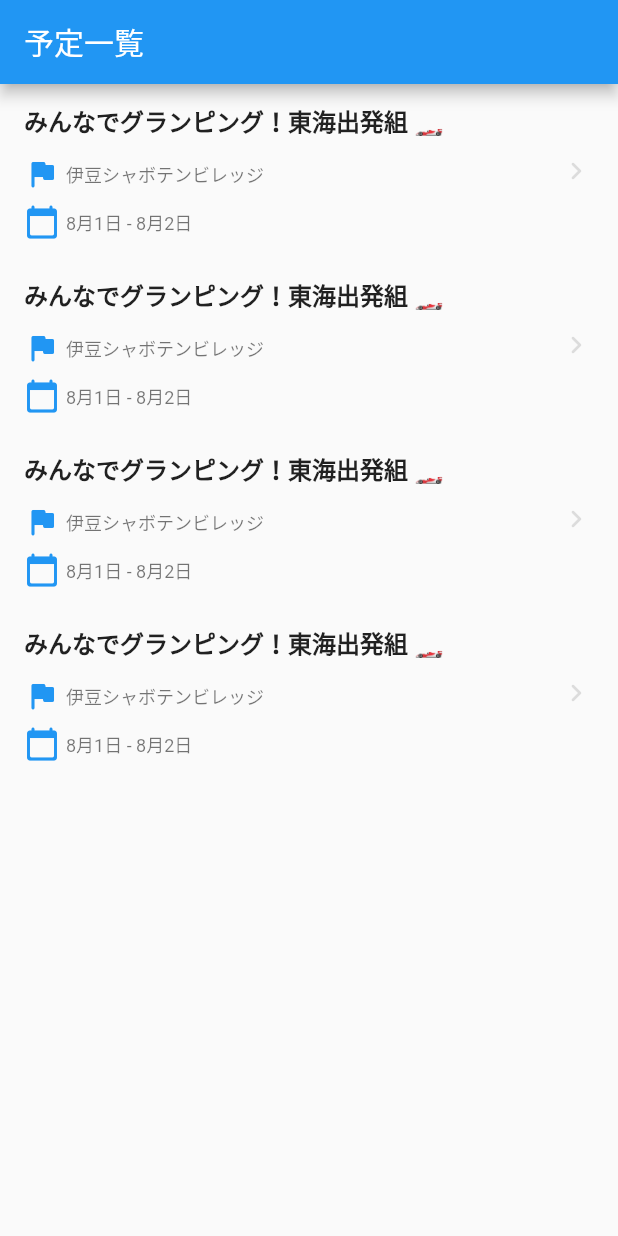
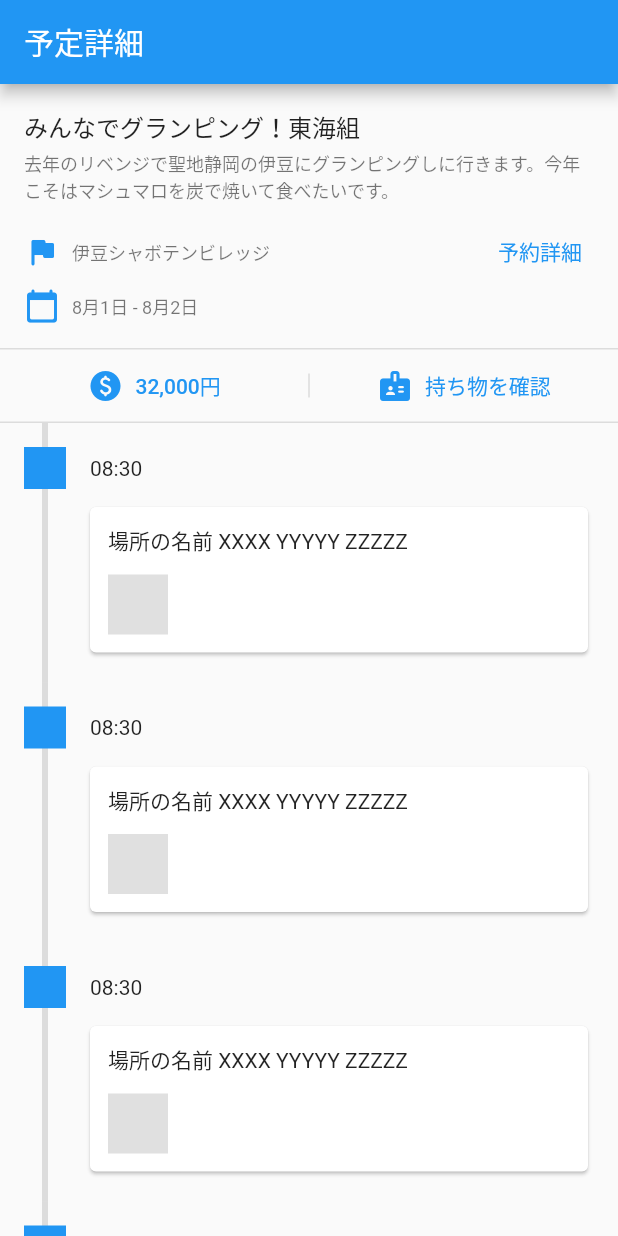
Before and after one commit to hayabusabusa/yrzy-shiori, a Flutter app: the screen it shows after launch, on a phone screen of 412 x 824 dp. Run offline on Flutter 3.47's test engine with Material 2 defaults, Android fonts, the phone set to English and light mode, and no system bars; our stand-ins replace cloud_firestore, firebase_storage; accounts and stored records are empty.

Commit message:
ui: add plan detail screen

```diff
--- /dev/null
+++ b/lib/application/screens/plan_detail_screen.dart
@@ -0,0 +1,37 @@
+import 'package:flutter/material.dart';
+
+import 'package:shiori/application/widgets/widgets.dart';
+
+class PlanDetailScreen extends StatelessWidget {
+  const PlanDetailScreen({ Key? key }) : super(key: key);
+
+  @override
+  Widget build(BuildContext context) {
+    return Scaffold(
+      appBar: AppBar(
+        title: Text('予定詳細'),
+      ),
+      body: Scrollbar(
+        child: CustomScrollView(
+          slivers: [
+            // UI: Header
+            SliverList(
+              delegate: SliverChildListDelegate([
+                PlanDetailHeader(),
+              ]),
+            ),
+            // UI: Timelines
+            SliverList(
+              delegate: SliverChildBuilderDelegate(
+                (context, index) {
+                  return PlanDetailTimeline();
+                },
+                childCount: 4,
+              ),
+            ),
+          ],
+        ),
+      ),
+    );
+  }
+}
--- a/lib/application/screens/screens.dart
+++ b/lib/application/screens/screens.dart
@@ -1,2 +1,3 @@
 export 'debug_screen.dart';
+export 'plan_detail_screen.dart';
 export 'plans_screen.dart';
--- /dev/null
+++ b/lib/application/widgets/plan_detail_header.dart
@@ -0,0 +1,108 @@
+import 'package:flutter/material.dart';
+
+class PlanDetailHeader extends StatelessWidget {
+  const PlanDetailHeader({ Key? key }) : super(key: key);
+
+  @override
+  Widget build(BuildContext context) {
+    return Column(
+      crossAxisAlignment: CrossAxisAlignment.stretch,
+      children: [
+        // UI: Titles
+        Padding(
+          padding: const EdgeInsets.all(16),
+          child: Column(
+            crossAxisAlignment: CrossAxisAlignment.stretch,
+            children: [
+              // UI: Title
+              Text(
+                'みんなでグランピング！東海組',
+                style: Theme.of(context).textTheme.subtitle1,
+              ),
+              const SizedBox(height: 4,),
+              // UI: Description
+              Text(
+                '去年のリベンジで聖地静岡の伊豆にグランピングしに行きます。今年こそはマシュマロを炭で焼いて食べたいです。',
+                style: Theme.of(context).textTheme.caption,
+              ),
+              const SizedBox(height: 8,),
+              // UI: Destinations
+              Row(
+                children: [
+                  Icon(
+                    Icons.flag_rounded,
+                    color: Theme.of(context).primaryColor,
+                  ),
+                  const SizedBox(width: 8,),
+                  Expanded(
+                    child: Text(
+                      '伊豆シャボテンビレッジ',
+                      style: Theme.of(context).textTheme.caption,
+                    ),
+                  ),
+                  const SizedBox(width: 8,),
+                  TextButton(
+                    onPressed: () {},
+                    child: Text('予約詳細'),
+                  )
+                ],
+              ),
+              // UI: Date
+              Row(
+                children: [
+                  Icon(
+                    Icons.calendar_today_rounded,
+                    color: Theme.of(context).primaryColor,
+                  ),
+                  const SizedBox(width: 8,),
+                  Expanded(
+                    child: Text(
+                      '8月1日 - 8月2日',
+                      style: Theme.of(context).textTheme.caption,
+                    ),
+                  ),
+                ],
+              ),
+            ],
+          ),
+        ),
+        // UI: Separator
+        Container(
+          height: 1,
+          color: Theme.of(context).dividerColor,
+        ),
+        // UI: Row buttons
+        Row(
+          children: [
+            Expanded(
+              flex: 1,
+              child: TextButton.icon(
+                onPressed: () {},
+                icon: Icon(Icons.paid_rounded),
+                label: Text('32,000円'),
+              ),
+            ),
+            Container(
+              width: 1,
+              height: 16,
+              color: Theme.of(context).dividerColor,
+            ),
+            Expanded(
+              flex: 1,
+              child: TextButton.icon(
+                onPressed: () {},
+                icon: Icon(Icons.badge_rounded),
+                label: Text('持ち物を確認'),
+              ),
+            ),
+          ],
+        ),
+        // UI: Separator
+        Container(
+          height: 1,
+          color: Theme.of(context).dividerColor,
+        ),
+      ],
+    );
+  }
+}
--- /dev/null
+++ b/lib/application/widgets/plan_detail_timeline.dart
@@ -0,0 +1,94 @@
+import 'package:flutter/material.dart';
+
+class PlanDetailTimeline extends StatelessWidget {
+  const PlanDetailTimeline({ Key? key }) : super(key: key);
+
+  Widget _buildLine(BuildContext context) {
+    return Positioned(
+      top: 0,
+      left: 28,
+      bottom: 0,
+      child: Container(
+        width: 4,
+        color: Theme.of(context).dividerColor,
+      ),
+    );
+  }
+
+  Widget _buildCircle(BuildContext context) {
+    return Container(
+      width: 28,
+      height: 28,
+      color: Theme.of(context).primaryColor,
+    );
+  }
+
+  Widget _buildWrappedImages(BuildContext context) {
+    return Wrap(
+      children: [
+        Container(
+          width: 40,
+          height: 40,
+          color: Theme.of(context).dividerColor,
+        ),
+      ],
+    );
+  }
+
+  Widget _buildCard(BuildContext context) {
+    return Card(
+      child: Padding(
+        padding: const EdgeInsets.all(12.0),
+        child: Column(
+          crossAxisAlignment: CrossAxisAlignment.stretch,
+          children: [
+            Text('場所の名前 XXXX YYYYY ZZZZZ'),
+            const SizedBox(height: 12,),
+            _buildWrappedImages(context),
+          ],
+        ),
+      ),
+    );
+  }
+
+  @override
+  Widget build(BuildContext context) {
+    return Stack(
+      children: [
+        // UI: Line
+        _buildLine(context),
+        // UI: Contents
+        Padding(
+          padding: const EdgeInsets.all(16.0),
+          child: Column(
+            crossAxisAlignment: CrossAxisAlignment.stretch,
+            children: [
+              // UI: Circles
+              Row(
+                children: [
+                  // UI: Circle
+                  _buildCircle(context),
+                  const SizedBox(width: 16,),
+                  // UI: Departure time
+                  Text('08:30')
+                ],
+              ),
+              const SizedBox(height: 8,),
+              // UI: Cards
+              Row(
+                children: [
+                  // UI: Spacer
+                  const SizedBox(width: 40,),
+                  // UI: Card
+                  Expanded(
+                    child: _buildCard(context),
+                  ),
+                ],
+              )
+            ],
+          ),
+        ),
+      ],
+    );
+  }
+}
--- a/lib/application/widgets/widgets.dart
+++ b/lib/application/widgets/widgets.dart
@@ -1 +1,3 @@
+export 'plan_detail_header.dart';
+export 'plan_detail_timeline.dart';
 export 'plans_cell.dart';
--- a/lib/main.dart
+++ b/lib/main.dart
@@ -10,7 +10,7 @@ class App extends StatelessWidget {
   @override
   Widget build(BuildContext context) {
     return MaterialApp(
-      home: PlansScreen(),
+      home: PlanDetailScreen(),
     );
   }
 }
```
